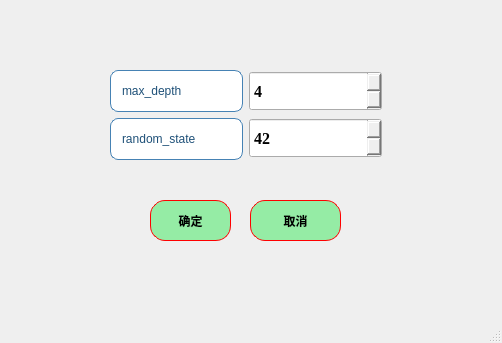
This is ui/algorithms1_DT_para.ui in azhongege24/predict_first as Qt 5 draws it before an edit. The edited form follows.
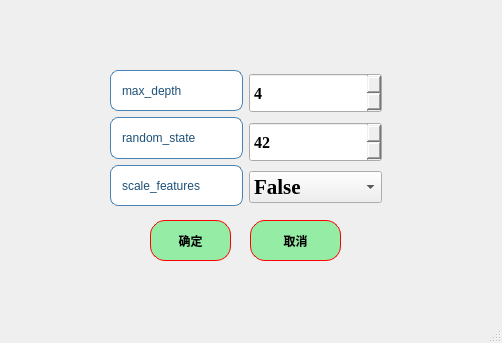
This is the edited form.

Commit message: 今天添加了实现保存模型的功能以及是否需要归一标准化，但只在DT算法及窗口进行了实行

```diff
--- a/ui/algorithms1_DT_para.ui
+++ b/ui/algorithms1_DT_para.ui
@@ -18,7 +18,7 @@
     <property name="geometry">
      <rect>
       <x>150</x>
-      <y>200</y>
+      <y>220</y>
       <width>81</width>
       <height>41</height>
      </rect>
@@ -49,7 +49,7 @@
     <property name="geometry">
      <rect>
       <x>250</x>
-      <y>200</y>
+      <y>220</y>
       <width>91</width>
       <height>41</height>
      </rect>
@@ -76,13 +76,13 @@
      <string>取消</string>
     </property>
    </widget>
-   <widget class="QWidget" name="">
+   <widget class="QWidget" name="layoutWidget">
     <property name="geometry">
      <rect>
       <x>110</x>
       <y>70</y>
       <width>272</width>
-      <height>90</height>
+      <height>136</height>
      </rect>
     </property>
     <layout class="QHBoxLayout" name="horizontalLayout">
@@ -168,6 +168,34 @@
          </property>
         </widget>
        </item>
+       <item>
+        <widget class="QLabel" name="label_3">
+         <property name="styleSheet">
+          <string notr="true">QLabel {
+    border: 1px solid rgb(70, 130, 180);   /* 增强为科研蓝边框，参考Nature期刊图表色 */
+    border-radius: 8px;
+    padding: 4px 8px;
+    background-color: rgb(255, 255, 255);  /* 纯白背景提升对比度 */
+    color: rgb(30, 80, 120);               /* 深海军蓝文字，对比度达8:1 */
+    font: bold 16pt &quot;Times New Roman&quot;;     
+    qproperty-alignment: 'AlignCenter';
+    /* 强化阴影效果 */
+}
+
+QLabel:hover {
+    border-color: rgb(0, 100, 180);        /* 悬停时使用更高饱和的科研蓝 */
+    background-color: rgb(240, 248, 255);  /* 极浅蓝悬停反馈 */
+}
+
+QLabel:pressed {
+    background-color: rgb(220, 240, 255);  /* 按压状态模拟墨水渗透效果 */
+}</string>
+         </property>
+         <property name="text">
+          <string>scale_features</string>
+         </property>
+        </widget>
+       </item>
       </layout>
      </item>
      <item>
@@ -230,6 +258,37 @@
          </property>
         </widget>
        </item>
+       <item>
+        <widget class="QComboBox" name="comboBox_scale_features">
+         <property name="minimumSize">
+          <size>
+           <width>110</width>
+           <height>30</height>
+          </size>
+         </property>
+         <property name="font">
+          <font>
+           <family>Times New Roman</family>
+           <pointsize>16</pointsize>
+           <weight>75</weight>
+           <bold>true</bold>
+          </font>
+         </property>
+         <property name="editable">
+          <bool>false</bool>
+         </property>
+         <item>
+          <property name="text">
+           <string>False</string>
+          </property>
+         </item>
+         <item>
+          <property name="text">
+           <string>True</string>
+          </property>
+         </item>
+        </widget>
+       </item>
       </layout>
      </item>
     </layout>
```
The commit also changes 6 other files.
